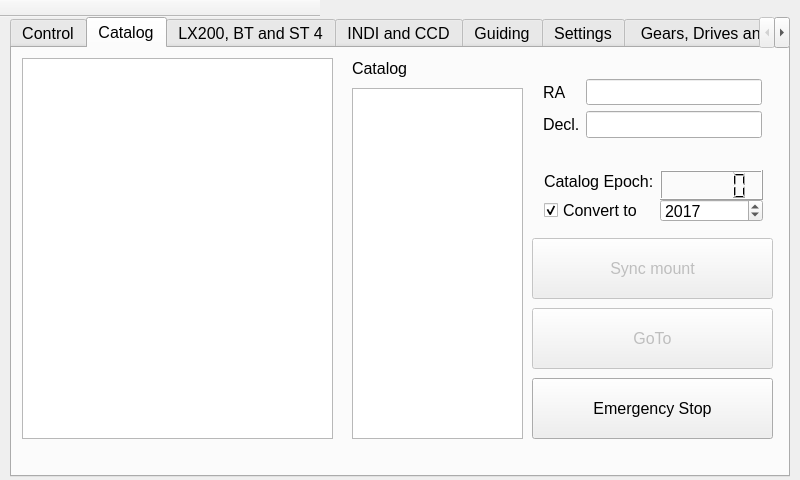
Old version of the form mainwindow.ui in the repository selste/TwoStepperControl.
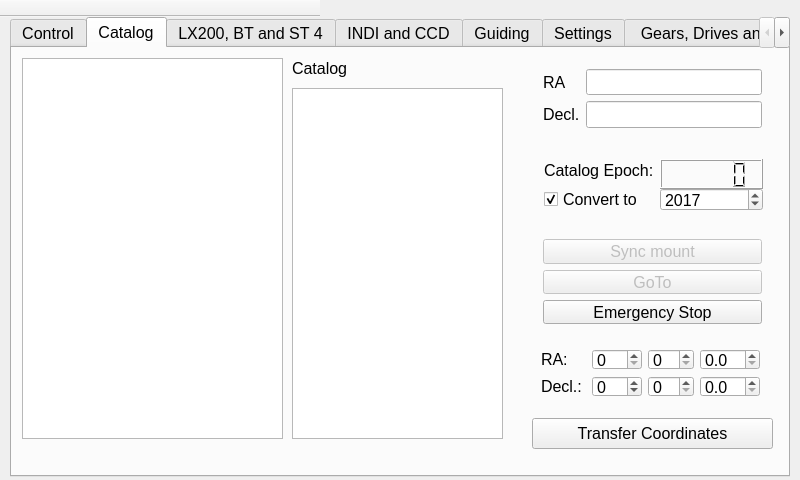
New version of the form. The open tabs and pages were chosen to show the change.

Commit message:
updated DSLR timer and catalogs
DSLR timer can now be terminated at all times; RA and Decl can now also be conveyed manually ...

```diff
--- a/mainwindow.ui
+++ b/mainwindow.ui
@@ -559,7 +559,7 @@
        <rect>
         <x>10</x>
         <y>10</y>
-        <width>311</width>
+        <width>261</width>
         <height>381</height>
        </rect>
       </property>
@@ -572,9 +572,9 @@
      <widget class="QListWidget" name="listWidgetCatalog">
       <property name="geometry">
        <rect>
-        <x>340</x>
+        <x>280</x>
         <y>40</y>
-        <width>171</width>
+        <width>211</width>
         <height>351</height>
        </rect>
       </property>
@@ -582,7 +582,7 @@
      <widget class="QLabel" name="lCatalog">
       <property name="geometry">
        <rect>
-        <x>340</x>
+        <x>280</x>
         <y>10</y>
         <width>68</width>
         <height>21</height>
@@ -596,7 +596,7 @@
       <property name="geometry">
        <rect>
         <x>520</x>
-        <y>20</y>
+        <y>10</y>
         <width>241</width>
         <height>81</height>
        </rect>
@@ -636,59 +636,11 @@
        </item>
       </layout>
      </widget>
-     <widget class="QPushButton" name="pbSync">
-      <property name="enabled">
-       <bool>false</bool>
-      </property>
-      <property name="geometry">
-       <rect>
-        <x>520</x>
-        <y>190</y>
-        <width>241</width>
-        <height>61</height>
-       </rect>
-      </property>
-      <property name="text">
-       <string>Sync mount</string>
-      </property>
-     </widget>
-     <widget class="QPushButton" name="pbGoTo">
-      <property name="enabled">
-       <bool>false</bool>
-      </property>
-      <property name="geometry">
-       <rect>
-        <x>520</x>
-        <y>260</y>
-        <width>241</width>
-        <height>61</height>
-       </rect>
-      </property>
-      <property name="text">
-       <string>GoTo</string>
-      </property>
-     </widget>
-     <widget class="QPushButton" name="pbStop2">
-      <property name="enabled">
-       <bool>true</bool>
-      </property>
-      <property name="geometry">
-       <rect>
-        <x>520</x>
-        <y>330</y>
-        <width>241</width>
-        <height>61</height>
-       </rect>
-      </property>
-      <property name="text">
-       <string>Emergency Stop</string>
-      </property>
-     </widget>
      <widget class="QWidget" name="layoutWidget">
       <property name="geometry">
        <rect>
         <x>521</x>
-        <y>111</y>
+        <y>100</y>
         <width>241</width>
         <height>74</height>
        </rect>
@@ -742,6 +694,183 @@
        </item>
       </layout>
      </widget>
+     <widget class="QPushButton" name="pbConveyCoordinates">
+      <property name="geometry">
+       <rect>
+        <x>520</x>
+        <y>370</y>
+        <width>241</width>
+        <height>31</height>
+       </rect>
+      </property>
+      <property name="text">
+       <string>Transfer Coordinates</string>
+      </property>
+     </widget>
+     <widget class="QWidget" name="">
+      <property name="geometry">
+       <rect>
+        <x>520</x>
+        <y>180</y>
+        <width>241</width>
+        <height>107</height>
+       </rect>
+      </property>
+      <layout class="QVBoxLayout" name="verticalLayout_16">
+       <item>
+        <widget class="QPushButton" name="pbSync">
+         <property name="enabled">
+          <bool>false</bool>
+         </property>
+         <property name="text">
+          <string>Sync mount</string>
+         </property>
+        </widget>
+       </item>
+       <item>
+        <widget class="QPushButton" name="pbGoTo">
+         <property name="enabled">
+          <bool>false</bool>
+         </property>
+         <property name="text">
+          <string>GoTo</string>
+         </property>
+        </widget>
+       </item>
+       <item>
+        <widget class="QPushButton" name="pbStop2">
+         <property name="enabled">
+          <bool>true</bool>
+         </property>
+         <property name="text">
+          <string>Emergency Stop</string>
+         </property>
+        </widget>
+       </item>
+      </layout>
+     </widget>
+     <widget class="QWidget" name="">
+      <property name="geometry">
+       <rect>
+        <x>518</x>
+        <y>290</y>
+        <width>241</width>
+        <height>70</height>
+       </rect>
+      </property>
+      <layout class="QGridLayout" name="gridLayout_16">
+       <item row="0" column="0">
+        <widget class="QLabel" name="lRAinput">
+         <property name="text">
+          <string>RA:</string>
+         </property>
+        </widget>
+       </item>
+       <item row="0" column="1">
+        <widget class="QSpinBox" name="sbRAhours">
+         <property name="maximumSize">
+          <size>
+           <width>50</width>
+           <height>16777215</height>
+          </size>
+         </property>
+         <property name="maximum">
+          <number>23</number>
+         </property>
+        </widget>
+       </item>
+       <item row="0" column="2">
+        <widget class="QSpinBox" name="sbRAmins">
+         <property name="maximumSize">
+          <size>
+           <width>50</width>
+           <height>16777215</height>
+          </size>
+         </property>
+         <property name="maximum">
+          <number>59</number>
+         </property>
+        </widget>
+       </item>
+       <item row="0" column="3">
+        <widget class="QDoubleSpinBox" name="sbRASecs">
+         <property name="maximumSize">
+          <size>
+           <width>80</width>
+           <height>16777215</height>
+          </size>
+         </property>
+         <property name="decimals">
+          <number>1</number>
+         </property>
+         <property name="maximum">
+          <double>59.899999999999999</double>
+         </property>
+         <property name="singleStep">
+          <double>0.100000000000000</double>
+         </property>
+        </widget>
+       </item>
+       <item row="1" column="0">
+        <widget class="QLabel" name="lDeclInput">
+         <property name="maximumSize">
+          <size>
+           <width>16777215</width>
+           <height>40</height>
+          </size>
+         </property>
+         <property name="text">
+          <string>Decl.:</string>
+         </property>
+        </widget>
+       </item>
+       <item row="1" column="1">
+        <widget class="QSpinBox" name="sbDeclDegrees">
+         <property name="maximumSize">
+          <size>
+           <width>50</width>
+           <height>16777215</height>
+          </size>
+         </property>
+         <property name="minimum">
+          <number>-90</number>
+         </property>
+         <property name="maximum">
+          <number>90</number>
+         </property>
+        </widget>
+       </item>
+       <item row="1" column="2">
+        <widget class="QSpinBox" name="sbDeclMin">
+         <property name="maximumSize">
+          <size>
+           <width>50</width>
+           <height>16777215</height>
+          </size>
+         </property>
+         <property name="maximum">
+          <number>59</number>
+         </property>
+        </widget>
+       </item>
+       <item row="1" column="3">
+        <widget class="QDoubleSpinBox" name="sbDeclSec">
+         <property name="maximumSize">
+          <size>
+           <width>80</width>
+           <height>16777215</height>
+          </size>
+         </property>
+         <property name="decimals">
+          <number>1</number>
+         </property>
+         <property name="maximum">
+          <double>59.899999999999999</double>
+         </property>
+        </widget>
+       </item>
+      </layout>
+     </widget>
     </widget>
     <widget class="QWidget" name="LX200Tab">
      <attribute name="title">
```
Left out of the diff: 292 changed lines with no effect on the pictures. The commit also changes 2 other files.
